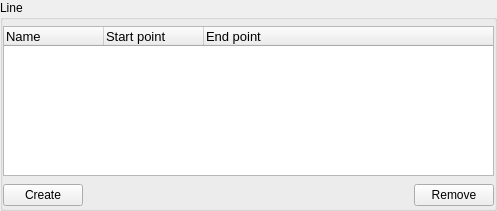
Qt form Bricks/widgets/ui_files/Qt4_helical_line_widget_layout.ui (mxcube/mxcubeqt) before a commit.
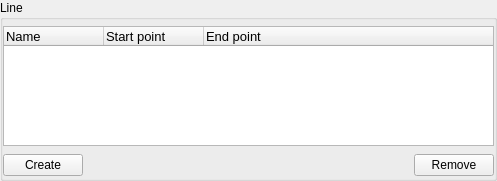
The same form after that commit.

What changed in the file:
```diff
--- a/Bricks/widgets/ui_files/Qt4_helical_line_widget_layout.ui
+++ b/Bricks/widgets/ui_files/Qt4_helical_line_widget_layout.ui
@@ -7,7 +7,7 @@
     <x>0</x>
     <y>0</y>
     <width>497</width>
-    <height>211</height>
+    <height>181</height>
    </rect>
   </property>
   <property name="windowTitle">
@@ -71,13 +71,13 @@
             <property name="minimumSize">
              <size>
               <width>0</width>
-              <height>150</height>
+              <height>120</height>
              </size>
             </property>
             <property name="maximumSize">
              <size>
               <width>16777215</width>
-              <height>150</height>
+              <height>120</height>
              </size>
             </property>
             <property name="font">
```
